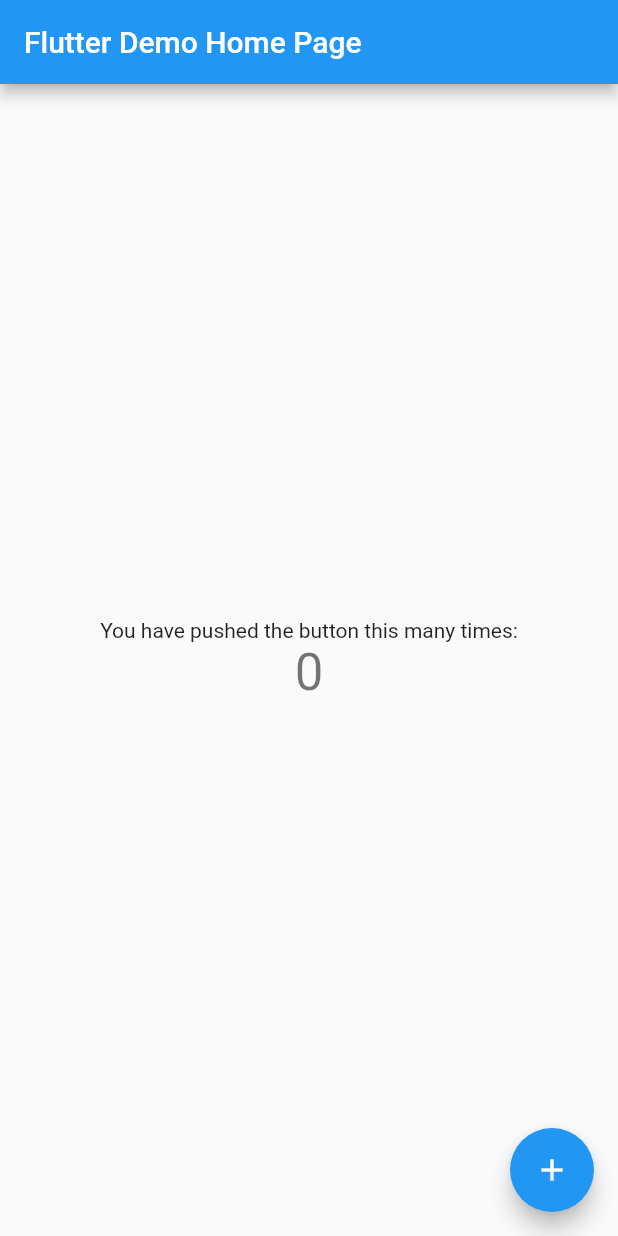
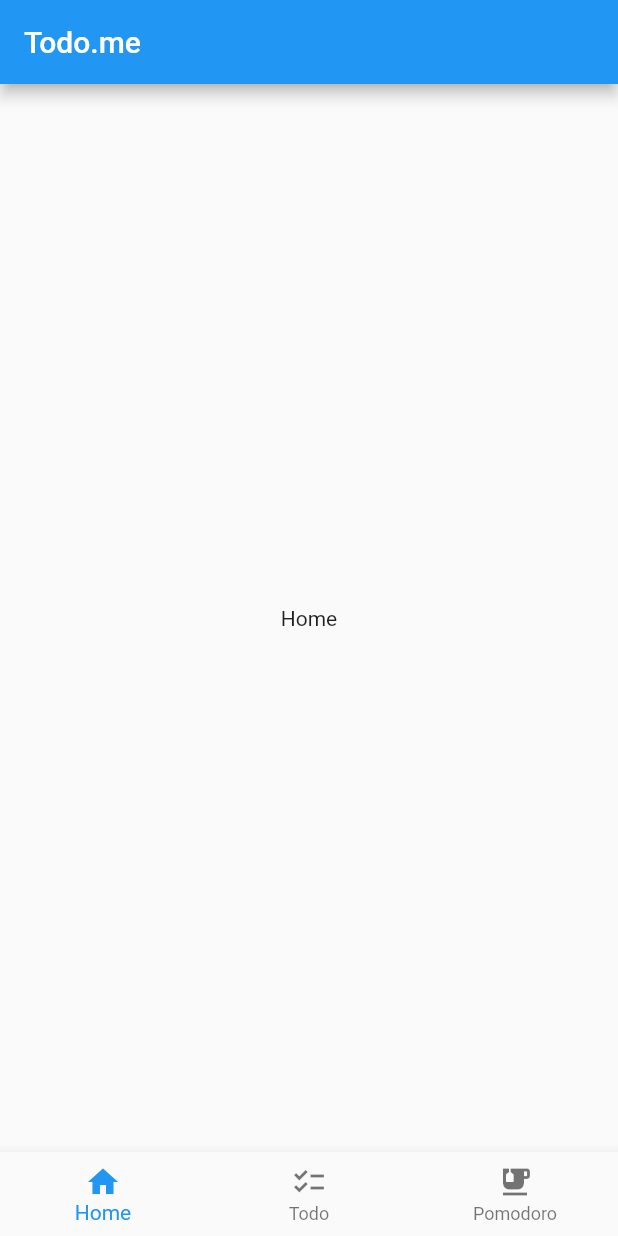
Before and after one commit to Ricecrackerz/CS4750_App, a Flutter app: the screen it shows after launch, on a phone screen of 412 x 824 dp. Run offline on Flutter 3.47's test engine with Material 2 defaults, Android fonts, the phone set to English and light mode, and no system bars.

Commit message:
Basic Nav Bar

```diff
--- a/lib/main.dart
+++ b/lib/main.dart
@@ -1,113 +1,18 @@
 import 'package:flutter/material.dart';
+
+import 'nav.dart';
 
 void main() {
   runApp(MyApp());
 }
 
+
 class MyApp extends StatelessWidget {
-  // This widget is the root of your application.
   @override
   Widget build(BuildContext context) {
     return MaterialApp(
-      title: 'Flutter Demo',
-      theme: ThemeData(
-        // This is the theme of your application.
-        //
-        // Try running your application with "flutter run". You'll see the
-        // application has a blue toolbar. Then, without quitting the app, try
-        // changing the primarySwatch below to Colors.green and then invoke
-        // "hot reload" (press "r" in the console where you ran "flutter run",
-        // or simply save your changes to "hot reload" in a Flutter IDE).
-        // Notice that the counter didn't reset back to zero; the application
-        // is not restarted.
-        primarySwatch: Colors.blue,
-      ),
-      home: MyHomePage(title: 'Flutter Demo Home Page'),
+      title: 'Todo.me',
+      home: Nav(),
     );
   }
 }
-
-class MyHomePage extends StatefulWidget {
-  MyHomePage({Key? key, required this.title}) : super(key: key);
-
-  // This widget is the home page of your application. It is stateful, meaning
-  // that it has a State object (defined below) that contains fields that affect
-  // how it looks.
-
-  // This class is the configuration for the state. It holds the values (in this
-  // case the title) provided by the parent (in this case the App widget) and
-  // used by the build method of the State. Fields in a Widget subclass are
-  // always marked "final".
-
-  final String title;
-
-  @override
-  _MyHomePageState createState() => _MyHomePageState();
-}
-
-class _MyHomePageState extends State<MyHomePage> {
-  int _counter = 0;
-
-  void _incrementCounter() {
-    setState(() {
-      // This call to setState tells the Flutter framework that something has
-      // changed in this State, which causes it to rerun the build method below
-      // so that the display can reflect the updated values. If we changed
-      // _counter without calling setState(), then the build method would not be
-      // called again, and so nothing would appear to happen.
-      _counter++;
-    });
-  }
-
-  @override
-  Widget build(BuildContext context) {
-    // This method is rerun every time setState is called, for instance as done
-    // by the _incrementCounter method above.
-    //
-    // The Flutter framework has been optimized to make rerunning build methods
-    // fast, so that you can just rebuild anything that needs updating rather
-    // than having to individually change instances of widgets.
-    return Scaffold(
-      appBar: AppBar(
-        // Here we take the value from the MyHomePage object that was created by
-        // the App.build method, and use it to set our appbar title.
-        title: Text(widget.title),
-      ),
-      body: Center(
-        // Center is a layout widget. It takes a single child and positions it
-        // in the middle of the parent.
-        child: Column(
-          // Column is also a layout widget. It takes a list of children and
-          // arranges them vertically. By default, it sizes itself to fit its
-          // children horizontally, and tries to be as tall as its parent.
-          //
-          // Invoke "debug painting" (press "p" in the console, choose the
-          // "Toggle Debug Paint" action from the Flutter Inspector in Android
-          // Studio, or the "Toggle Debug Paint" command in Visual Studio Code)
-          // to see the wireframe for each widget.
-          //
-          // Column has various properties to control how it sizes itself and
-          // how it positions its children. Here we use mainAxisAlignment to
-          // center the children vertically; the main axis here is the vertical
-          // axis because Columns are vertical (the cross axis would be
-          // horizontal).
-          mainAxisAlignment: MainAxisAlignment.center,
-          children: <Widget>[
-            Text(
-              'You have pushed the button this many times:',
-            ),
-            Text(
-              '$_counter',
-              style: Theme.of(context).textTheme.headline4,
-            ),
-          ],
-        ),
-      ),
-      floatingActionButton: FloatingActionButton(
-        onPressed: _incrementCounter,
-        tooltip: 'Increment',
-        child: Icon(Icons.add),
-      ), // This trailing comma makes auto-formatting nicer for build methods.
-    );
-  }
-}
--- /dev/null
+++ b/lib/nav.dart
@@ -0,0 +1,40 @@
+import 'package:flutter/material.dart';
+
+class Nav extends StatefulWidget{
+  @override
+  _NavState createState() => _NavState();
+}
+
+class _NavState extends State<Nav> {
+  int _selectedIndex = 0;
+  List<Widget> _widgetOptions = <Widget>[
+    Text('Home'),
+    Text('Todo'),
+    Text('Pomodoro'),
+  ];
+
+  void _onItemTap(int index) {
+    setState(() {
+      _selectedIndex = index;
+    });
+  }
+
+  @override
+  Widget build(BuildContext context){
+    return Scaffold(
+      appBar: AppBar(title: Text('Todo.me')),
+      body: Center(
+        child: _widgetOptions.elementAt(_selectedIndex),
+      ),
+      bottomNavigationBar: BottomNavigationBar(items: const <BottomNavigationBarItem>[
+        BottomNavigationBarItem(icon: Icon(Icons.home), label: 'Home'),
+        BottomNavigationBarItem(icon: Icon(Icons.checklist), label: 'Todo'),
+        BottomNavigationBarItem(icon: Icon(Icons.emoji_food_beverage), label: 'Pomodoro'),
+      ],
+      currentIndex: _selectedIndex,
+      onTap: _onItemTap,
+
+      ),
+    );
+  }
+}
```
Also changed, not shown: pubspec.lock, 4 other files.
